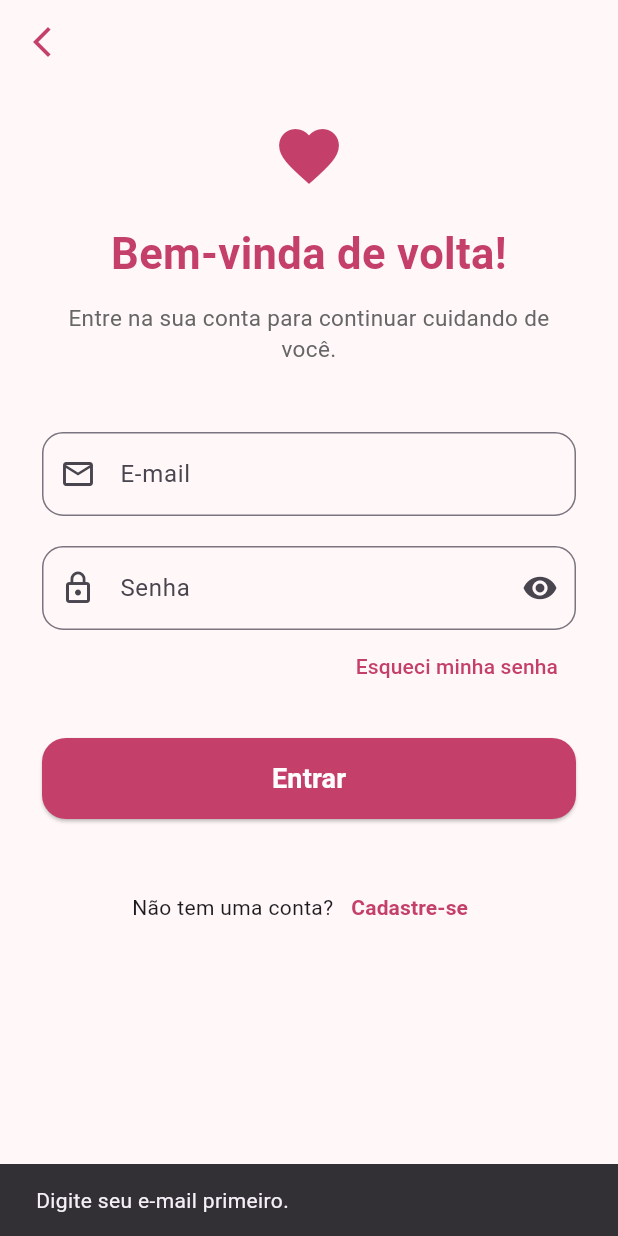
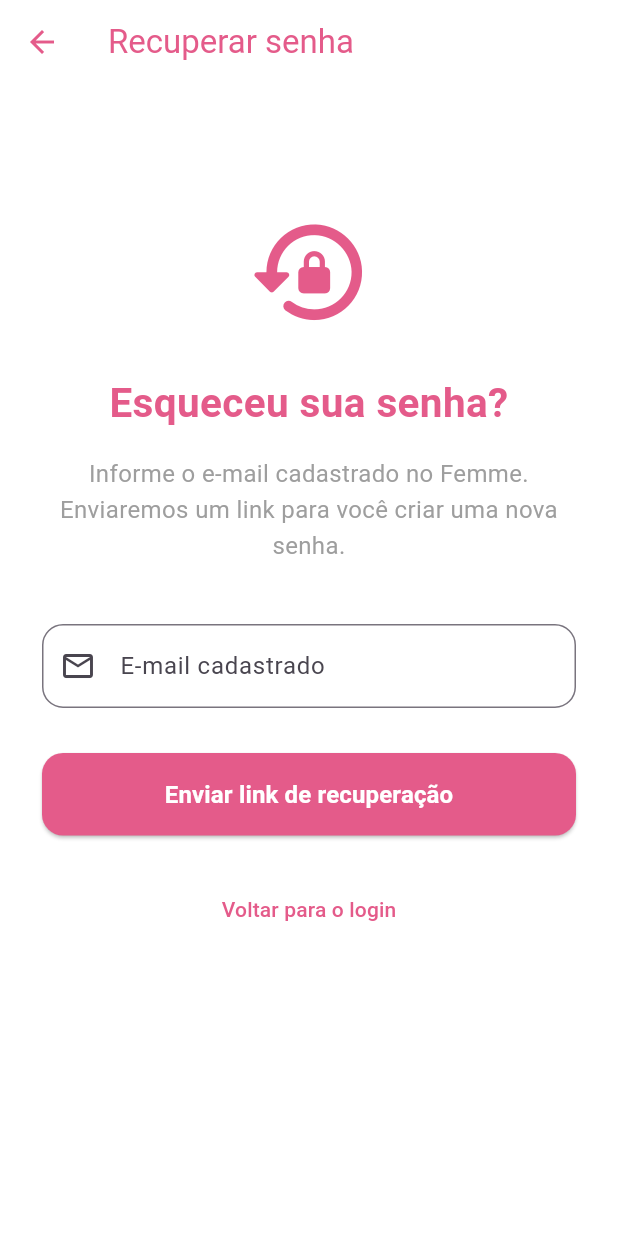
Before and after one commit to trf12305/App_PIBITI, a Flutter app: the LoginScreen screen opened directly, after a tap on "Esqueci minha senha", on a phone screen of 412 x 824 dp. Run offline on Flutter 3.47's test engine with Material 3 defaults, Android fonts, the phone set to English and light mode, and no system bars; our stand-ins replace cloud_firestore, firebase_auth, firebase_core; accounts and stored records are empty; Roboto replaces fonts that are missing (Arial).

Commit message:
feat: adiciona recuperacao de senha por email

```diff
--- a/lib/screens/femme_home.dart
+++ b/lib/screens/femme_home.dart
@@ -1,5 +1,4 @@
 import 'package:flutter/material.dart';
-
 import '../services/femme_store.dart';
 import '../theme/femme_theme.dart';
 import 'femme_content.dart';
--- /dev/null
+++ b/lib/screens/forgot_passwors_screen.dart
@@ -0,0 +1,229 @@
+
+import 'package:flutter/material.dart';
+import 'package:firebase_auth/firebase_auth.dart';
+
+class ForgotPasswordScreen extends StatefulWidget {
+  const ForgotPasswordScreen({super.key});
+
+  @override
+  State<ForgotPasswordScreen> createState() =>
+      _ForgotPasswordScreenState();
+}
+class _ForgotPasswordScreenState
+    extends State<ForgotPasswordScreen> {
+  final _emailController = TextEditingController();
+  final _formKey = GlobalKey<FormState>();
+
+  bool _enviando = false;
+
+  static const Color rosa = Color(0xFFE45B8A);
+
+  @override
+  void dispose() {
+    _emailController.dispose();
+    super.dispose();
+  }
+
+  Future<void> _redefinirSenha() async {
+    if (!_formKey.currentState!.validate()) return;
+
+    setState(() => _enviando = true);
+
+    try {
+      await FirebaseAuth.instance.sendPasswordResetEmail(
+        email: _emailController.text.trim(),
+      );
+
+      if (!mounted) return;
+
+      ScaffoldMessenger.of(context).showSnackBar(
+        const SnackBar(
+          content: Text(
+            'Se o e-mail estiver cadastrado, você receberá '
+                'um link para redefinir sua senha.',
+          ),
+          duration: Duration(seconds: 6),
+        ),
+      );
+
+      Navigator.of(context).pop();
+    } on FirebaseAuthException catch (e) {
+      if (!mounted) return;
+
+      String mensagem = 'Não foi possível enviar o e-mail.';
+
+      if (e.code == 'invalid-email') {
+        mensagem = 'Informe um e-mail válido.';
+      } else if (e.code == 'too-many-requests') {
+        mensagem = 'Muitas tentativas. Tente novamente mais tarde.';
+      } else if (e.code == 'network-request-failed') {
+        mensagem = 'Verifique sua conexão com a internet.';
+      }
+
+      ScaffoldMessenger.of(context).showSnackBar(
+        SnackBar(content: Text(mensagem)),
+      );
+    } catch (_) {
+      if (!mounted) return;
+
+      ScaffoldMessenger.of(context).showSnackBar(
+        const SnackBar(
+          content: Text('Ocorreu um erro. Tente novamente.'),
+        ),
+      );
+    } finally {
+      if (mounted) {
+        setState(() => _enviando = false);
+      }
+    }
+  }
+
+  @override
+  Widget build(BuildContext context) {
+    return Scaffold(
+      backgroundColor: Colors.white,
+      appBar: AppBar(
+        backgroundColor: Colors.white,
+        foregroundColor: rosa,
+        elevation: 0,
+        title: const Text('Recuperar senha'),
+      ),
+      body: SafeArea(
+        child: SingleChildScrollView(
+          padding: const EdgeInsets.all(28),
+          child: Form(
+            key: _formKey,
+            child: Column(
+              crossAxisAlignment: CrossAxisAlignment.center,
+              children: [
+                const SizedBox(height: 55),
+
+                const Icon(
+                  Icons.lock_reset_rounded,
+                  color: rosa,
+                  size: 85,
+                ),
+
+                const SizedBox(height: 25),
+
+                const Text(
+                  'Esqueceu sua senha?',
+                  textAlign: TextAlign.center,
+                  style: TextStyle(
+                    fontSize: 27,
+                    fontWeight: FontWeight.bold,
+                    color: rosa,
+                  ),
+                ),
+
+                const SizedBox(height: 16),
+
+                const Text(
+                  'Informe o e-mail cadastrado no Femme. '
+                      'Enviaremos um link para você criar '
+                      'uma nova senha.',
+                  textAlign: TextAlign.center,
+                  style: TextStyle(
+                    fontSize: 16,
+                    color: Colors.grey,
+                    height: 1.5,
+                  ),
+                ),
+
+                const SizedBox(height: 40),
+
+                TextFormField(
+                  controller: _emailController,
+                  keyboardType: TextInputType.emailAddress,
+                  textInputAction: TextInputAction.done,
+                  autofillHints: const [
+                    AutofillHints.email,
+                  ],
+                  decoration: InputDecoration(
+                    labelText: 'E-mail cadastrado',
+                    hintText: 'exemplo@gmail.com',
+                    prefixIcon: const Icon(Icons.email_outlined),
+                    border: OutlineInputBorder(
+                      borderRadius: BorderRadius.circular(14),
+                    ),
+                    focusedBorder: OutlineInputBorder(
+                      borderRadius: BorderRadius.circular(14),
+                      borderSide: const BorderSide(
+                        color: rosa,
+                        width: 2,
+                      ),
+                    ),
+                  ),
+                  validator: (value) {
+                    final email = value?.trim() ?? '';
+
+                    if (email.isEmpty) {
+                      return 'Digite seu e-mail.';
+                    }
+
+                    if (!RegExp(
+                      r'^[^\s@]+@[^\s@]+\.[^\s@]+$',
+                    ).hasMatch(email)) {
+                      return 'Digite um e-mail válido.';
+                    }
+
+                    return null;
+                  },
+                  onFieldSubmitted: (_) {
+                    if (!_enviando) _redefinirSenha();
+                  },
+                ),
+
+                const SizedBox(height: 30),
+
+                SizedBox(
+                  width: double.infinity,
+                  height: 55,
+                  child: ElevatedButton(
+                    onPressed:
+                    _enviando ? null : _redefinirSenha,
+                    style: ElevatedButton.styleFrom(
+                      backgroundColor: rosa,
+                      foregroundColor: Colors.white,
+                      shape: RoundedRectangleBorder(
+                        borderRadius: BorderRadius.circular(14),
+                      ),
+                    ),
+                    child: _enviando
+                        ? const SizedBox(
+                      height: 22,
+                      width: 22,
+                      child: CircularProgressIndicator(
+                        strokeWidth: 2,
+                        color: Colors.white,
+                      ),
+                    )
+                        : const Text(
+                      'Enviar link de recuperação',
+                      style: TextStyle(
+                        fontSize: 16,
+                        fontWeight: FontWeight.bold,
+                      ),
+                    ),
+                  ),
+                ),
+
+                const SizedBox(height: 25),
+
+                TextButton(
+                  onPressed: _enviando
+                      ? null
+                      : () => Navigator.pop(context),
+                  child: const Text(
+                    'Voltar para o login',
+                    style: TextStyle(color: rosa),
+                  ),
+                ),
+              ],
+            ),
+          ),
+        ),
+      ),
+    );
+  }
+}
--- a/lib/screens/login_screen.dart
+++ b/lib/screens/login_screen.dart
@@ -1,9 +1,9 @@
-
 import 'package:flutter/material.dart';
 import 'package:firebase_auth/firebase_auth.dart';
 import 'femme_shell.dart';
 import '../services/auth_service.dart';
 import 'register_screen.dart';
+import 'forgot_passwors_screen.dart';
 
 class LoginScreen extends StatefulWidget {
   const LoginScreen({super.key});
@@ -36,53 +36,53 @@ class _LoginScreenState extends State<LoginScreen> {
       SnackBar(content: Text(texto)),
     );
   }
+  Future<void> _entrar() async {
+    debugPrint('LOGIN: botão Entrar acionado');
 
-  Future<void> _entrar() async {
-    if (!_formKey.currentState!.validate()) return;
+    if (!_formKey.currentState!.validate()) {
+      debugPrint('LOGIN: formulário inválido');
+      return;
+    }
 
     setState(() => _carregando = true);
 
     try {
+      debugPrint('LOGIN: iniciando autenticação Firebase');
+
       await _authService.entrar(
         email: _emailController.text.trim(),
         senha: _senhaController.text,
       );
 
+      debugPrint('LOGIN: autenticação concluída');
+
       if (!mounted) return;
+
+      debugPrint('LOGIN: abrindo FemmeShell');
 
       Navigator.of(context).pushAndRemoveUntil(
         MaterialPageRoute(
           builder: (context) => const FemmeShell(),
         ),
             (route) => false,
-      ); } on FirebaseAuthException catch (e) {
+      );
+    } on FirebaseAuthException catch (e) {
+      debugPrint('LOGIN: erro Firebase ${e.code} - ${e.message}');
+
       if (!mounted) return;
 
-      String mensagem = 'Não foi possível entrar.';
+      _mensagem('Erro ao entrar: ${e.message ?? e.code}');
+    } catch (e, stackTrace) {
+      debugPrint('LOGIN: erro inesperado: $e');
+      debugPrintStack(stackTrace: stackTrace);
 
-      switch (e.code) {
-        case 'invalid-credential':
-        case 'wrong-password':
-        case 'user-not-found':
-          mensagem = 'E-mail ou senha incorretos.';
-          break;
-        case 'invalid-email':
-          mensagem = 'E-mail inválido.';
-          break;
-        case 'too-many-requests':
-          mensagem = 'Muitas tentativas. Tente mais tarde.';
-          break;
-        case 'user-disabled':
-          mensagem = 'Esta conta está desativada.';
-          break;
+      if (!mounted) return;
+
+      _mensagem('Ocorreu um erro ao entrar.');
+    } finally {
+      if (mounted) {
+        setState(() => _carregando = false);
       }
-
-      _mensagem(mensagem);
-    } catch (_) {
-      if (!mounted) return;
-      _mensagem('Ocorreu um erro inesperado.');
-    } finally {
-      if (mounted) setState(() => _carregando = false);
     }
   }
 
@@ -225,11 +225,16 @@ class _LoginScreenState extends State<LoginScreen> {
                     return null;
                   },
                 ),
-
                 Align(
                   alignment: Alignment.centerRight,
                   child: TextButton(
-                    onPressed: _recuperarSenha,
+                    onPressed: () {
+                      Navigator.of(context).push(
+                        MaterialPageRoute(
+                          builder: (context) => const ForgotPasswordScreen(),
+                        ),
+                      );
+                    },
                     child: const Text(
                       'Esqueci minha senha',
                       style: TextStyle(color: rosa),
```
Also changed, not shown: lib/firebase_options.dart, 2 other files.
